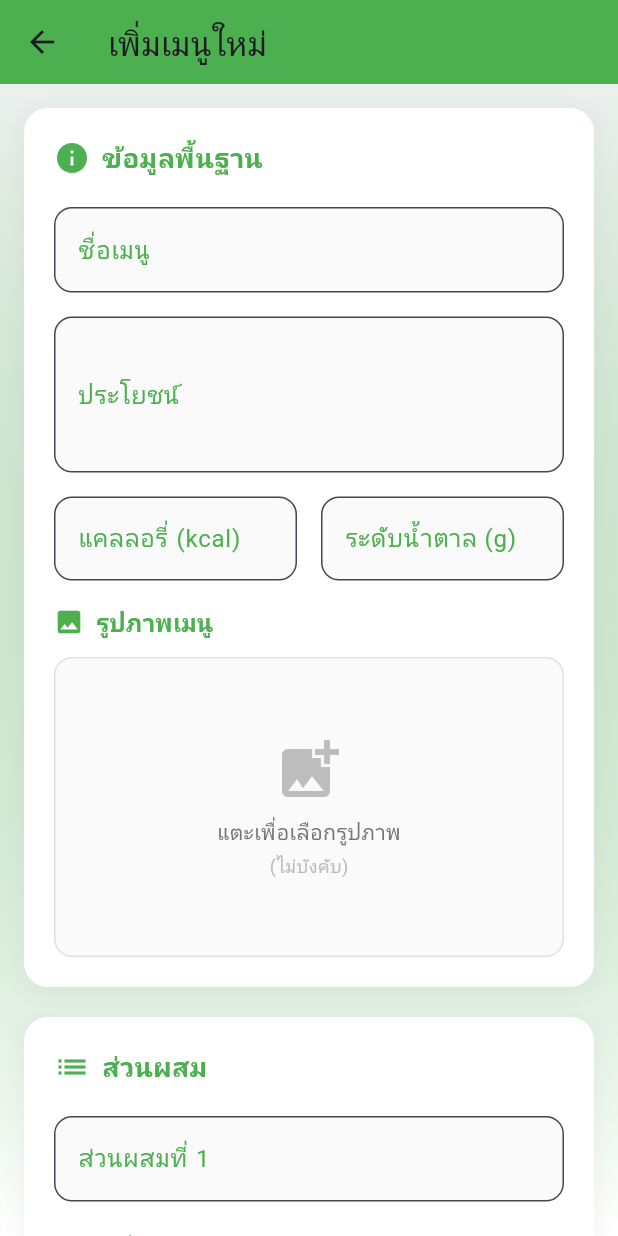
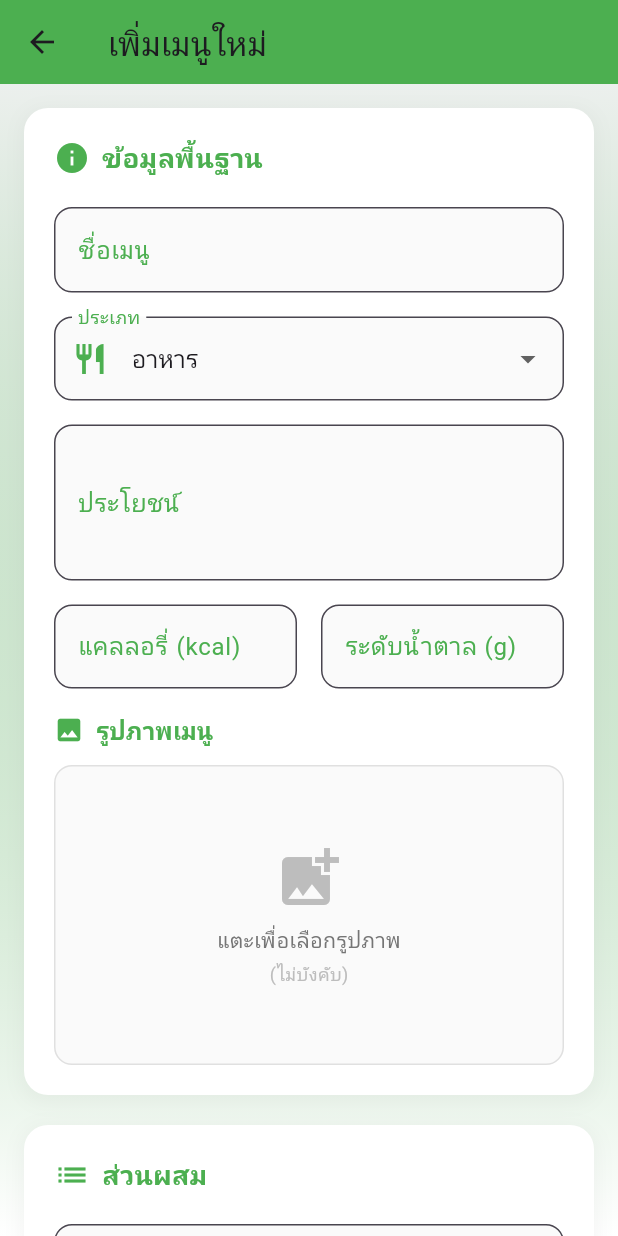
Before and after one commit to wichananm65/HealthyPlan, a Flutter app: the AdminAddMenuPage screen opened directly, on a phone screen of 412 x 824 dp. Run offline on Flutter 3.47's test engine with Material 3 defaults, Android fonts, the phone set to English and light mode, and no system bars; our stand-ins replace cloud_firestore, firebase_auth, firebase_core, firebase_storage, image_picker, sqflite; missing offline and left inert: cloudinary_public; accounts and stored records are empty.

Commit message:
add menu_type

```diff
--- a/lib/pages/admin/admin_add_menu.dart
+++ b/lib/pages/admin/admin_add_menu.dart
@@ -25,6 +25,9 @@ class _AdminAddMenuPageState extends State<AdminAddMenuPage> {
   ];
   List<TextEditingController> _howToControllers = [TextEditingController()];
   bool _isLoading = false;
+
+  // ✅ เพิ่มตัวแปรสำหรับประเภทอาหาร
+  String _selectedType = 'อาหาร'; // ค่าเริ่มต้น
 
   File? _selectedImageFile;
   Uint8List? _webImageBytes;
@@ -81,29 +84,27 @@ class _AdminAddMenuPageState extends State<AdminAddMenuPage> {
 
     try {
       final cloudinary = CloudinaryPublic(
-        'dkxhgge2v', // ✅ แทนด้วยของคุณ
-        'healthy_plan_upload', // ✅ แทนด้วยของคุณ
+        'dkxhgge2v',
+        'healthy_plan_upload',
         cache: false,
       );
 
       CloudinaryResponse response;
 
       if (kIsWeb && _webImageBytes != null) {
-        // ✅ สำหรับเว็บ
         response = await cloudinary.uploadFile(
           CloudinaryFile.fromBytesData(
             _webImageBytes!,
-            identifier: 'menu_image', // ← เพิ่มบรรทัดนี้
+            identifier: 'menu_image',
             resourceType: CloudinaryResourceType.Image,
             folder: 'menu_images',
           ),
         );
       } else if (_selectedImageFile != null) {
-        // ✅ สำหรับมือถือ
         response = await cloudinary.uploadFile(
           CloudinaryFile.fromFile(
             _selectedImageFile!.path,
-            identifier: 'menu_image', // ← เพิ่มบรรทัดนี้
+            identifier: 'menu_image',
             folder: 'menu_images',
             resourceType: CloudinaryResourceType.Image,
           ),
@@ -112,7 +113,7 @@ class _AdminAddMenuPageState extends State<AdminAddMenuPage> {
         return null;
       }
 
-      return response.secureUrl; // ✅ URL รูปที่จะเก็บใน Firebase
+      return response.secureUrl;
     } catch (e) {
       throw Exception('อัปโหลดรูปไม่สำเร็จ: ${e.toString()}');
     }
@@ -143,7 +144,7 @@ class _AdminAddMenuPageState extends State<AdminAddMenuPage> {
     setState(() => _isLoading = true);
 
     try {
-      final imageUrl = await _uploadImage(); // คืนค่า null ได้
+      final imageUrl = await _uploadImage();
       final ingredients =
           _ingredientControllers
               .map((c) => c.text.trim())
@@ -163,7 +164,8 @@ class _AdminAddMenuPageState extends State<AdminAddMenuPage> {
         sugarContent: double.parse(_sugarController.text.trim()),
         ingredients: ingredients,
         howTo: howTo,
-        picture: imageUrl, // สามารถเป็น null ได้
+        picture: imageUrl,
+        type: _selectedType, // ✅ เพิ่ม type
       );
 
       if (mounted) {
@@ -203,10 +205,10 @@ class _AdminAddMenuPageState extends State<AdminAddMenuPage> {
       _selectedImageFile = null;
       _webImageBytes = null;
       _imageFileName = null;
+      _selectedType = 'อาหาร'; // รีเซ็ตเป็นค่าเริ่มต้น
     });
   }
 
-  // --- UI เหมือนเดิม ---
   @override
   Widget build(BuildContext context) {
     return Scaffold(
@@ -244,6 +246,9 @@ class _AdminAddMenuPageState extends State<AdminAddMenuPage> {
                                   ? 'กรุณากรอกชื่อเมนู'
                                   : null,
                     ),
+                    const SizedBox(height: 16),
+                    // ✅ เพิ่ม Dropdown สำหรับเลือกประเภท
+                    _buildTypeDropdown(),
                     const SizedBox(height: 16),
                     _buildTextField(
                       controller: _benefitController,
@@ -299,7 +304,6 @@ class _AdminAddMenuPageState extends State<AdminAddMenuPage> {
                   ],
                 ),
                 const SizedBox(height: 20),
-                // --- ส่วนผสม และ วิธีทำ ---
                 _buildIngredientCard(),
                 const SizedBox(height: 20),
                 _buildHowToCard(),
@@ -356,6 +360,46 @@ class _AdminAddMenuPageState extends State<AdminAddMenuPage> {
           ),
         ),
       ),
+    );
+  }
+
+  // ✅ เพิ่ม Widget สำหรับเลือกประเภท
+  Widget _buildTypeDropdown() {
+    return DropdownButtonFormField<String>(
+      value: _selectedType,
+      decoration: InputDecoration(
+        labelText: 'ประเภท',
+        labelStyle: const TextStyle(color: Colors.green),
+        filled: true,
+        fillColor: Colors.grey.shade50,
+        border: OutlineInputBorder(
+          borderRadius: BorderRadius.circular(12),
+          borderSide: BorderSide(color: Colors.grey.shade300),
+        ),
+        focusedBorder: OutlineInputBorder(
+          borderRadius: BorderRadius.circular(12),
+          borderSide: const BorderSide(color: Colors.green, width: 2),
+        ),
+        prefixIcon: Icon(
+          _selectedType == 'อาหาร' ? Icons.restaurant : Icons.local_drink,
+          color: Colors.green,
+        ),
+      ),
+      items: const [
+        DropdownMenuItem(value: 'อาหาร', child: Text('อาหาร')),
+        DropdownMenuItem(value: 'เครื่องดื่ม', child: Text('เครื่องดื่ม')),
+      ],
+      onChanged: (value) {
+        if (value != null) {
+          setState(() {
+            _selectedType = value;
+          });
+        }
+      },
+      validator: (value) {
+        if (value == null || value.isEmpty) return 'กรุณาเลือกประเภท';
+        return null;
+      },
     );
   }
 
--- a/lib/services/menu_service.dart
+++ b/lib/services/menu_service.dart
@@ -9,6 +9,7 @@ class MenuModel {
   final String howTo;
   final String ingredient;
   final String? picture;
+  final String type;
 
   MenuModel({
     required this.id,
@@ -18,6 +19,7 @@ class MenuModel {
     required this.foodName,
     required this.howTo,
     required this.ingredient,
+    required this.type,
     this.picture,
   });
 
@@ -64,6 +66,7 @@ class MenuModel {
       foodName: data['foodName']?.toString() ?? '',
       howTo: convertToString(data['howTo']),
       ingredient: convertToString(data['ingredient']),
+      type: data['type']?.toString() ?? 'อาหาร',
       picture: data['picture']?.toString(),
     );
   }
@@ -172,6 +175,7 @@ class MenuService {
     required dynamic howTo, // Can be List<String> or String
     required dynamic ingredients, // Can be List<String> or String
     String? picture,
+    required String type,
   }) async {
     try {
       // Convert howTo to appropriate format
@@ -209,6 +213,7 @@ class MenuService {
         'howTo': howToData,
         'ingredient': ingredientData,
         'picture': picture,
+        'type': type,
         'created_at': FieldValue.serverTimestamp(),
       });
 
```
Also changed, not shown: lib/pages/admin/admin_edit_menu.dart (+50 -0 lines).
